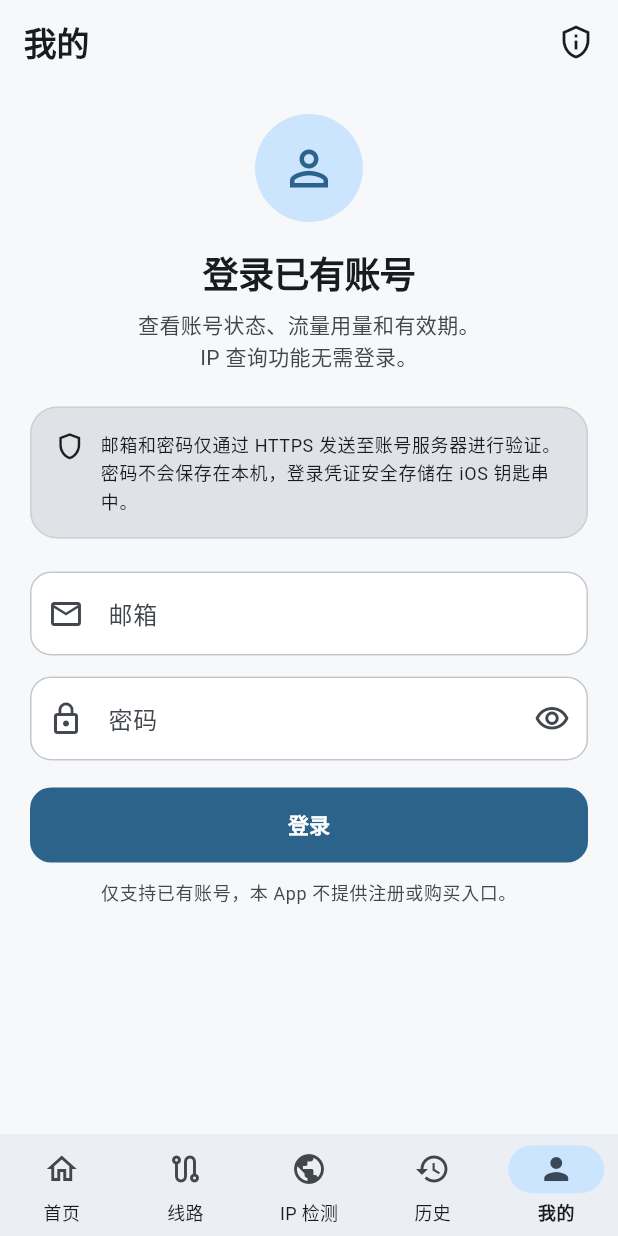
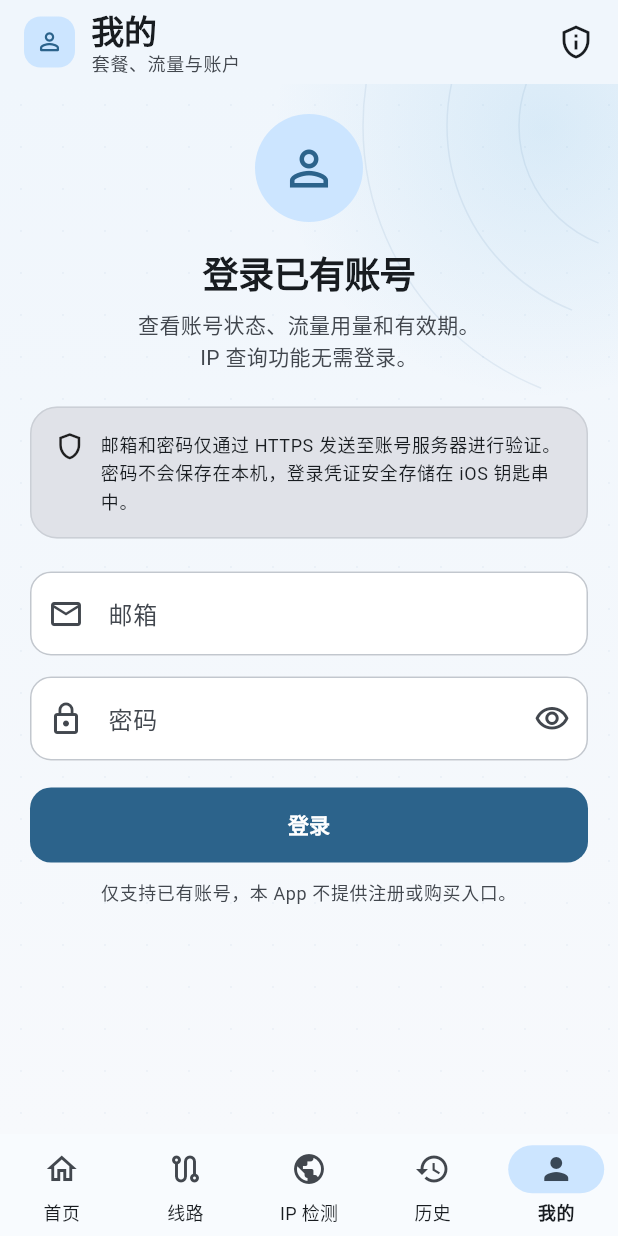
Before and after one commit to speednetwork-app/ip_lookup_app, a Flutter app: the screen it shows after launch, after a tap on "检测当前网络", after a tap on "皮卡云账号", on a phone screen of 412 x 824 dp. Run offline on Flutter 3.47's test engine with Material 3 defaults, Android fonts, the phone set to English and light mode, and no system bars; our stand-ins replace dio, flutter_map, flutter_secure_storage, latlong2, shared_preferences; accounts and stored records are empty; network calls fail.

Commit message:
Refresh primary UI with signal field styling

```diff
--- a/lib/screens/account_screen.dart
+++ b/lib/screens/account_screen.dart
@@ -7,6 +7,8 @@ import '../models/traffic_trend.dart';
 import '../providers/auth_provider.dart';
 import '../widgets/account_insights_card.dart';
 import '../widgets/account_notices_card.dart';
+import '../widgets/app_backdrop.dart';
+import '../widgets/app_page_title.dart';
 import '../widgets/traffic_trend_card.dart';
 import 'privacy_screen.dart';
 
@@ -24,7 +26,11 @@ class _AccountScreenState extends State<AccountScreen> {
   Widget build(BuildContext context) {
     return Scaffold(
       appBar: AppBar(
-        title: const Text('我的'),
+        title: const AppPageTitle(
+          title: '我的',
+          subtitle: '套餐、流量与账户',
+          icon: Icons.person_outline_rounded,
+        ),
         actions: [
           IconButton(
             tooltip: '隐私与数据',
@@ -36,8 +42,9 @@ class _AccountScreenState extends State<AccountScreen> {
           const SizedBox(width: 4),
         ],
       ),
-      body: Consumer<AuthProvider>(
-        builder: (context, auth, _) {
+      body: AppBackdrop(
+        child: Consumer<AuthProvider>(
+          builder: (context, auth, _) {
           switch (auth.status) {
             case AuthStatus.initializing:
               return const Center(child: CircularProgressIndicator());
@@ -47,7 +54,8 @@ class _AccountScreenState extends State<AccountScreen> {
             case AuthStatus.signedIn:
               return _buildAccount(context, auth);
           }
-        },
+          },
+        ),
       ),
     );
   }
--- a/lib/screens/dashboard_screen.dart
+++ b/lib/screens/dashboard_screen.dart
@@ -9,6 +9,8 @@ import '../providers/auth_provider.dart';
 import '../providers/ip_provider.dart';
 import '../services/vpn_service.dart';
 import '../theme/pikayun_theme.dart';
+import '../widgets/app_backdrop.dart';
+import '../widgets/app_page_title.dart';
 import '../widgets/app_section_header.dart';
 import '../widgets/app_surface.dart';
 import '../widgets/status_badge.dart';
@@ -33,18 +35,11 @@ class DashboardScreen extends StatelessWidget {
       appBar: AppBar(
         toolbarHeight: 68,
         titleSpacing: 20,
-        title: Column(
-          crossAxisAlignment: CrossAxisAlignment.start,
-          mainAxisSize: MainAxisSize.min,
-          children: [
-            Text('皮卡云', style: Theme.of(context).textTheme.titleLarge),
-            Text(
-              '网络与账户',
-              style: Theme.of(context).textTheme.bodySmall?.copyWith(
-                    color: Theme.of(context).colorScheme.onSurfaceVariant,
-                  ),
-            ),
-          ],
+        title: const AppPageTitle(
+          title: '皮卡云',
+          subtitle: '网络与账户',
+          icon: Icons.location_on_rounded,
+          brand: true,
         ),
         actions: [
           IconButton(
@@ -55,8 +50,9 @@ class DashboardScreen extends StatelessWidget {
           const SizedBox(width: 8),
         ],
       ),
-      body: Consumer2<AuthProvider, IpProvider>(
-        builder: (context, auth, ipProvider, _) => RefreshIndicator.adaptive(
+      body: AppBackdrop(
+        child: Consumer2<AuthProvider, IpProvider>(
+          builder: (context, auth, ipProvider, _) => RefreshIndicator.adaptive(
           onRefresh: () async {
             if (auth.isSignedIn) await auth.refreshAccountData();
             if (ipProvider.myIp != null) await ipProvider.loadMyIp();
@@ -82,6 +78,7 @@ class DashboardScreen extends StatelessWidget {
                       _VpnControl(auth: auth, onOpenNodes: onOpenNodes),
                       const SizedBox(height: 28),
                       const AppSectionHeader(
+                        icon: Icons.cloud_outlined,
                         title: '账号概览',
                         subtitle: '套餐与流量均来自当前账号',
                       ),
@@ -100,6 +97,7 @@ class DashboardScreen extends StatelessWidget {
                       ],
                       const SizedBox(height: 28),
                       const AppSectionHeader(
+                        icon: Icons.apps_rounded,
                         title: '常用功能',
                         subtitle: '快速进入主要工具',
                       ),
@@ -117,6 +115,7 @@ class DashboardScreen extends StatelessWidget {
                 ),
               ),
             ],
+          ),
           ),
         ),
       ),
--- a/lib/screens/history_screen.dart
+++ b/lib/screens/history_screen.dart
@@ -3,6 +3,8 @@ import 'package:provider/provider.dart';
 
 import '../models/history_entry.dart';
 import '../providers/history_provider.dart';
+import '../widgets/app_backdrop.dart';
+import '../widgets/app_page_title.dart';
 import '../widgets/empty_state.dart';
 import '../widgets/ip_card.dart';
 
@@ -13,7 +15,11 @@ class HistoryScreen extends StatelessWidget {
   Widget build(BuildContext context) {
     return Scaffold(
       appBar: AppBar(
-        title: const Text('查询历史'),
+        title: const AppPageTitle(
+          title: '查询历史',
+          subtitle: '仅保存在当前设备',
+          icon: Icons.history_rounded,
+        ),
         actions: [
           Consumer<HistoryProvider>(
             builder: (context, history, _) => IconButton(
@@ -26,8 +32,9 @@ class HistoryScreen extends StatelessWidget {
           ),
         ],
       ),
-      body: Consumer<HistoryProvider>(
-        builder: (context, history, _) {
+      body: AppBackdrop(
+        child: Consumer<HistoryProvider>(
+          builder: (context, history, _) {
           if (!history.isLoaded) {
             return const Center(child: CircularProgressIndicator());
           }
@@ -63,7 +70,8 @@ class HistoryScreen extends StatelessWidget {
               );
             },
           );
-        },
+          },
+        ),
       ),
     );
   }
--- a/lib/screens/home_screen.dart
+++ b/lib/screens/home_screen.dart
@@ -2,6 +2,8 @@ import 'package:flutter/material.dart';
 import 'package:provider/provider.dart';
 
 import '../providers/ip_provider.dart';
+import '../widgets/app_backdrop.dart';
+import '../widgets/app_page_title.dart';
 import '../widgets/empty_state.dart';
 import '../widgets/ip_card.dart';
 import 'lookup_screen.dart';
@@ -14,7 +16,11 @@ class HomeScreen extends StatelessWidget {
   Widget build(BuildContext context) {
     return Scaffold(
       appBar: AppBar(
-        title: const Text('IP 检测'),
+        title: const AppPageTitle(
+          title: 'IP 检测',
+          subtitle: '公网地址与近似位置',
+          icon: Icons.radar_rounded,
+        ),
         actions: [
           IconButton(
             tooltip: '查询指定 IP',
@@ -35,8 +41,9 @@ class HomeScreen extends StatelessWidget {
           const SizedBox(width: 8),
         ],
       ),
-      body: Consumer<IpProvider>(
-        builder: (context, provider, _) {
+      body: AppBackdrop(
+        child: Consumer<IpProvider>(
+          builder: (context, provider, _) {
           if (provider.isMyIpLoading) {
             return const Center(child: CircularProgressIndicator());
           }
@@ -84,7 +91,8 @@ class HomeScreen extends StatelessWidget {
               ],
             ),
           );
-        },
+          },
+        ),
       ),
     );
   }
--- a/lib/screens/nodes_screen.dart
+++ b/lib/screens/nodes_screen.dart
@@ -3,6 +3,8 @@ import 'package:provider/provider.dart';
 
 import '../models/network_node.dart';
 import '../providers/auth_provider.dart';
+import '../widgets/app_backdrop.dart';
+import '../widgets/app_page_title.dart';
 
 class NodesScreen extends StatefulWidget {
   const NodesScreen({required this.onOpenAccount, super.key});
@@ -29,19 +31,15 @@ class _NodesScreenState extends State<NodesScreen> {
   Widget build(BuildContext context) {
     return Scaffold(
       appBar: AppBar(
-        title: const Column(
-          crossAxisAlignment: CrossAxisAlignment.start,
-          children: [
-            Text('线路'),
-            Text(
-              '查看套餐当前可用线路',
-              style: TextStyle(fontSize: 12, fontWeight: FontWeight.normal),
-            ),
-          ],
+        title: const AppPageTitle(
+          title: '线路',
+          subtitle: '查看套餐当前可用线路',
+          icon: Icons.alt_route_rounded,
         ),
       ),
-      body: Consumer<AuthProvider>(
-        builder: (context, auth, _) {
+      body: AppBackdrop(
+        child: Consumer<AuthProvider>(
+          builder: (context, auth, _) {
           if (!auth.isSignedIn) {
             return _SignedOut(onOpenAccount: widget.onOpenAccount);
           }
@@ -103,7 +101,8 @@ class _NodesScreenState extends State<NodesScreen> {
               ],
             ),
           );
-        },
+          },
+        ),
       ),
     );
   }
--- a/lib/theme/pikayun_theme.dart
+++ b/lib/theme/pikayun_theme.dart
@@ -3,6 +3,10 @@ import 'package:flutter/material.dart';
 @immutable
 class PikayunColors extends ThemeExtension<PikayunColors> {
   const PikayunColors({
+    required this.canvasStart,
+    required this.canvasEnd,
+    required this.signalGlow,
+    required this.signalGrid,
     required this.brandSurface,
     required this.onBrandSurface,
     required this.onBrandSurfaceMuted,
@@ -13,6 +17,10 @@ class PikayunColors extends ThemeExtension<PikayunColors> {
     required this.separator,
   });
 
+  final Color canvasStart;
+  final Color canvasEnd;
+  final Color signalGlow;
+  final Color signalGrid;
   final Color brandSurface;
   final Color onBrandSurface;
   final Color onBrandSurfaceMuted;
@@ -23,6 +31,10 @@ class PikayunColors extends ThemeExtension<PikayunColors> {
   final Color separator;
 
   static const light = PikayunColors(
+    canvasStart: Color(0xFFF0F6FC),
+    canvasEnd: Color(0xFFF7F9FC),
+    signalGlow: Color(0xFF3A9BD8),
+    signalGrid: Color(0xFF285F96),
     brandSurface: Color(0xFF164D73),
     onBrandSurface: Color(0xFFFFFFFF),
     onBrandSurfaceMuted: Color(0xFFC9DCE8),
@@ -34,6 +46,10 @@ class PikayunColors extends ThemeExtension<PikayunColors> {
   );
 
   static const dark = PikayunColors(
+    canvasStart: Color(0xFF0B1623),
+    canvasEnd: Color(0xFF101925),
+    signalGlow: Color(0xFF3B9DD6),
+    signalGrid: Color(0xFF79B4F2),
     brandSurface: Color(0xFF123B57),
     onBrandSurface: Color(0xFFF7FBFF),
     onBrandSurfaceMuted: Color(0xFFBBD1DE),
@@ -46,6 +62,10 @@ class PikayunColors extends ThemeExtension<PikayunColors> {
 
   @override
   PikayunColors copyWith({
+    Color? canvasStart,
+    Color? canvasEnd,
+    Color? signalGlow,
+    Color? signalGrid,
     Color? brandSurface,
     Color? onBrandSurface,
     Color? onBrandSurfaceMuted,
@@ -56,6 +76,10 @@ class PikayunColors extends ThemeExtension<PikayunColors> {
     Color? separator,
   }) {
     return PikayunColors(
+      canvasStart: canvasStart ?? this.canvasStart,
+      canvasEnd: canvasEnd ?? this.canvasEnd,
+      signalGlow: signalGlow ?? this.signalGlow,
+      signalGrid: signalGrid ?? this.signalGrid,
       brandSurface: brandSurface ?? this.brandSurface,
       onBrandSurface: onBrandSurface ?? this.onBrandSurface,
       onBrandSurfaceMuted: onBrandSurfaceMuted ?? this.onBrandSurfaceMuted,
@@ -71,6 +95,10 @@ class PikayunColors extends ThemeExtension<PikayunColors> {
   PikayunColors lerp(PikayunColors? other, double t) {
     if (other == null) return this;
     return PikayunColors(
+      canvasStart: Color.lerp(canvasStart, other.canvasStart, t)!,
+      canvasEnd: Color.lerp(canvasEnd, other.canvasEnd, t)!,
+      signalGlow: Color.lerp(signalGlow, other.signalGlow, t)!,
+      signalGrid: Color.lerp(signalGrid, other.signalGrid, t)!,
       brandSurface: Color.lerp(brandSurface, other.brandSurface, t)!,
       onBrandSurface: Color.lerp(onBrandSurface, other.onBrandSurface, t)!,
       onBrandSurfaceMuted:
@@ -103,7 +131,7 @@ class PikayunTheme {
     final scheme = ColorScheme.fromSeed(
       seedColor: const Color(0xFF246B9B),
       brightness: brightness,
-      surface: isDark ? const Color(0xFF111417) : const Color(0xFFF7F8FA),
+      surface: isDark ? const Color(0xFF101925) : const Color(0xFFF0F6FC),
     );
     final base = ThemeData(
       useMaterial3: true,
@@ -126,10 +154,12 @@ class PikayunTheme {
 
     return base.copyWith(
       textTheme: textTheme,
-      scaffoldBackgroundColor: scheme.surface,
+      scaffoldBackgroundColor:
+          isDark ? PikayunColors.dark.canvasEnd : PikayunColors.light.canvasEnd,
       extensions: [isDark ? PikayunColors.dark : PikayunColors.light],
       appBarTheme: AppBarTheme(
-        backgroundColor: scheme.surface,
+        backgroundColor:
+            isDark ? PikayunColors.dark.canvasStart : PikayunColors.light.canvasStart,
         foregroundColor: scheme.onSurface,
         surfaceTintColor: Colors.transparent,
         elevation: 0,
@@ -138,7 +168,7 @@ class PikayunTheme {
       cardTheme: CardThemeData(
         elevation: 0,
         margin: EdgeInsets.zero,
-        color: scheme.surfaceContainerLowest,
+        color: isDark ? const Color(0xFF182434) : const Color(0xFFFCFEFF),
         surfaceTintColor: Colors.transparent,
         shape: RoundedRectangleBorder(
           side: BorderSide(color: scheme.outlineVariant.withValues(alpha: .7)),
@@ -167,7 +197,7 @@ class PikayunTheme {
         ),
       ),
       navigationBarTheme: NavigationBarThemeData(
-        backgroundColor: scheme.surfaceContainer,
+        backgroundColor: isDark ? const Color(0xFF162231) : const Color(0xFFF8FBFE),
         indicatorColor: scheme.primaryContainer,
         elevation: 0,
         height: 68,
--- /dev/null
+++ b/lib/widgets/app_backdrop.dart
@@ -0,0 +1,104 @@
+import 'dart:math' as math;
+
+import 'package:flutter/material.dart';
+
+import '../theme/pikayun_theme.dart';
+
+/// A quiet, static signal field shared by the primary app destinations.
+///
+/// It adds network-tool identity without competing with live data or adding
+/// permanently running animation.
+class AppBackdrop extends StatelessWidget {
+  const AppBackdrop({required this.child, super.key});
+
+  final Widget child;
+
+  @override
+  Widget build(BuildContext context) {
+    final colors = context.pikayunColors;
+    final isDark = Theme.of(context).brightness == Brightness.dark;
+
+    return Stack(
+      fit: StackFit.expand,
+      children: [
+        DecoratedBox(
+          decoration: BoxDecoration(
+            gradient: LinearGradient(
+              begin: Alignment.topCenter,
+              end: Alignment.bottomCenter,
+              colors: [colors.canvasStart, colors.canvasEnd],
+            ),
+          ),
+        ),
+        Positioned(
+          top: -150,
+          right: -130,
+          width: 360,
+          height: 360,
+          child: IgnorePointer(
+            child: DecoratedBox(
+              decoration: BoxDecoration(
+                gradient: RadialGradient(
+                  colors: [
+                    colors.signalGlow.withValues(alpha: isDark ? .18 : .13),
+                    colors.signalGlow.withValues(alpha: 0),
+                  ],
+                ),
+              ),
+            ),
+          ),
+        ),
+        Positioned.fill(
+          child: IgnorePointer(
+            child: RepaintBoundary(
+              child: CustomPaint(
+                painter: _SignalFieldPainter(
+                  color: colors.signalGrid.withValues(
+                    alpha: isDark ? .085 : .055,
+                  ),
+                ),
+              ),
+            ),
+          ),
+        ),
+        child,
+      ],
+    );
+  }
+}
+
+class _SignalFieldPainter extends CustomPainter {
+  const _SignalFieldPainter({required this.color});
+
+  final Color color;
+
+  @override
+  void paint(Canvas canvas, Size size) {
+    final dotPaint = Paint()..color = color;
+    const spacing = 28.0;
+    for (double y = 14; y < size.height; y += spacing) {
+      for (double x = 14; x < size.width; x += spacing) {
+        canvas.drawCircle(Offset(x, y), .7, dotPaint);
+      }
+    }
+
+    final orbitPaint = Paint()
+      ..color = color.withValues(alpha: color.a * 1.6)
+      ..style = PaintingStyle.stroke
+      ..strokeWidth = 1;
+    final center = Offset(size.width + 18, 28);
+    for (final radius in <double>[84, 132, 188]) {
+      canvas.drawArc(
+        Rect.fromCircle(center: center, radius: radius),
+        math.pi * .62,
+        math.pi * .72,
+        false,
+        orbitPaint,
+      );
+    }
+  }
+
+  @override
+  bool shouldRepaint(covariant _SignalFieldPainter oldDelegate) =>
+      oldDelegate.color != color;
+}
--- /dev/null
+++ b/lib/widgets/app_page_title.dart
@@ -0,0 +1,82 @@
+import 'package:flutter/material.dart';
+
+class AppPageTitle extends StatelessWidget {
+  const AppPageTitle({
+    required this.title,
+    required this.icon,
+    this.subtitle,
+    this.brand = false,
+    super.key,
+  });
+
+  final String title;
+  final String? subtitle;
+  final IconData icon;
+  final bool brand;
+
+  @override
+  Widget build(BuildContext context) {
+    final theme = Theme.of(context);
+    final scheme = theme.colorScheme;
+    final iconColor = brand ? Colors.white : scheme.primary;
+    final iconBackground = brand
+        ? LinearGradient(
+            begin: Alignment.topLeft,
+            end: Alignment.bottomRight,
+            colors: [scheme.primary, const Color(0xFF24A7D8)],
+          )
+        : LinearGradient(
+            colors: [scheme.primaryContainer, scheme.primaryContainer],
+          );
+
+    return Row(
+      mainAxisSize: MainAxisSize.min,
+      children: [
+        ExcludeSemantics(
+          child: Container(
+            width: brand ? 38 : 34,
+            height: brand ? 38 : 34,
+            decoration: BoxDecoration(
+              gradient: iconBackground,
+              borderRadius: BorderRadius.circular(brand ? 12 : 11),
+              boxShadow: brand
+                  ? [
+                      BoxShadow(
+                        color: scheme.primary.withValues(alpha: .2),
+                        blurRadius: 12,
+                        offset: const Offset(0, 5),
+                      ),
+                    ]
+                  : null,
+            ),
+            child: Icon(icon, color: iconColor, size: brand ? 22 : 19),
+          ),
+        ),
+        const SizedBox(width: 11),
+        Flexible(
+          child: Column(
+            mainAxisSize: MainAxisSize.min,
+            crossAxisAlignment: CrossAxisAlignment.start,
+            children: [
+              Text(
+                title,
+                maxLines: 1,
+                overflow: TextOverflow.ellipsis,
+                style: theme.textTheme.titleLarge,
+              ),
+              if (subtitle != null)
+                Text(
+                  subtitle!,
+                  maxLines: 1,
+                  overflow: TextOverflow.ellipsis,
+                  style: theme.textTheme.bodySmall?.copyWith(
+                    color: scheme.onSurfaceVariant,
+                  ),
+                ),
+            ],
+          ),
+        ),
+      ],
+    );
+  }
+}
--- a/lib/widgets/app_section_header.dart
+++ b/lib/widgets/app_section_header.dart
@@ -3,12 +3,14 @@ import 'package:flutter/material.dart';
 class AppSectionHeader extends StatelessWidget {
   const AppSectionHeader({
     required this.title,
+    this.icon,
     this.subtitle,
     this.action,
     super.key,
   });
 
   final String title;
+  final IconData? icon;
   final String? subtitle;
   final Widget? action;
 
@@ -22,7 +24,15 @@ class AppSectionHeader extends StatelessWidget {
           child: Column(
             crossAxisAlignment: CrossAxisAlignment.start,
             children: [
-              Text(title, style: Theme.of(context).textTheme.titleMedium),
+              Row(
+                children: [
+                  if (icon != null) ...[
+                    Icon(icon, size: 19, color: scheme.primary),
+                    const SizedBox(width: 8),
+                  ],
+                  Text(title, style: Theme.of(context).textTheme.titleMedium),
+                ],
+              ),
               if (subtitle != null) ...[
                 const SizedBox(height: 2),
                 Text(
```
